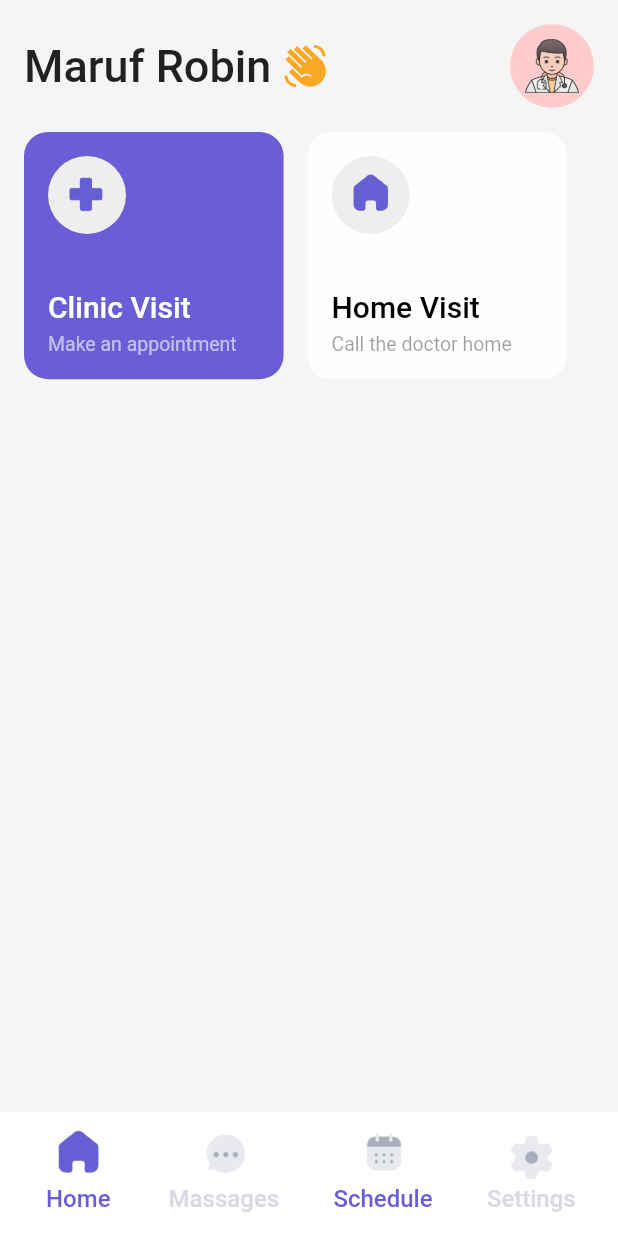
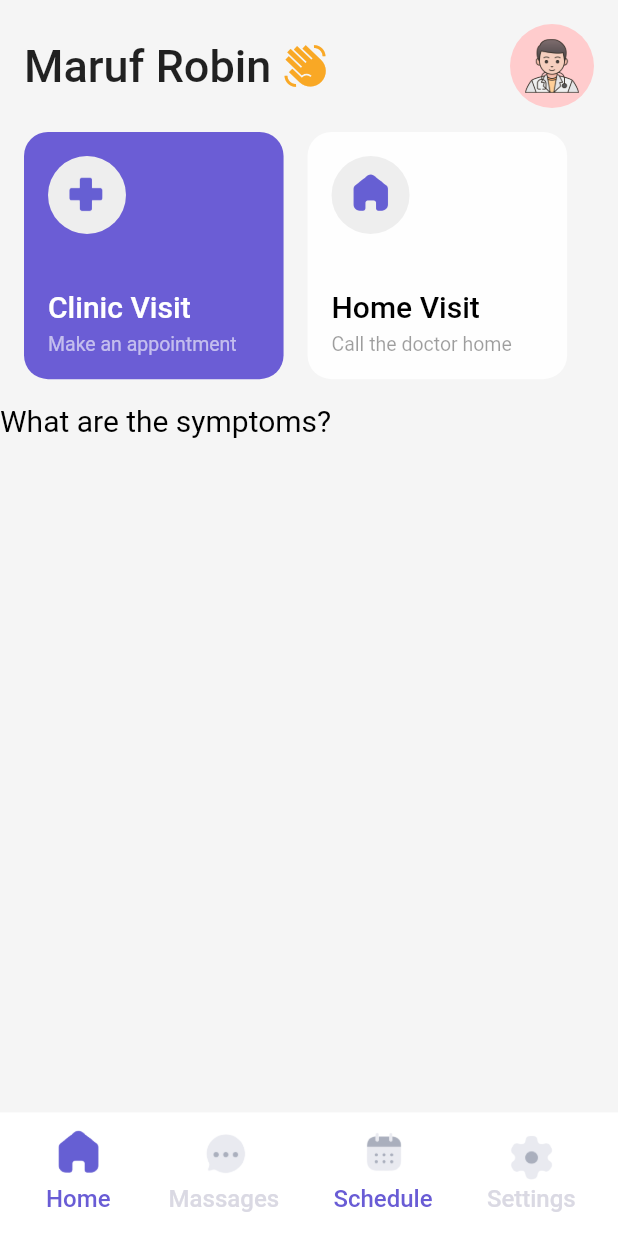
Before and after one commit to marufrobin/medical_app, a Flutter app: the screen it shows after launch, on a phone screen of 412 x 824 dp. Run offline on Flutter 3.47's test engine with Material 2 defaults, Android fonts, the phone set to English and light mode, and no system bars.

Commit message:
list view work after box.

```diff
--- a/lib/home_page.dart
+++ b/lib/home_page.dart
@@ -1,6 +1,7 @@
 import 'package:flutter/material.dart';
 import 'package:medical_app/bottom_nav_bar.dart';
 
+import 'model/list_view_after_box.dart';
 import 'model/model_data.dart';
 
 class HomePage extends StatelessWidget {
@@ -14,6 +15,8 @@ class HomePage extends StatelessWidget {
       child: Scaffold(
         backgroundColor: Color(0xffF5F5F5),
         body: Column(
+          crossAxisAlignment: CrossAxisAlignment.start,
+          // mainAxisAlignment: MainAxisAlignment.start,
           children: [
             Container(
                 padding: EdgeInsets.all(16),
@@ -51,7 +54,8 @@ class HomePage extends StatelessWidget {
                           Colors.black38),
                     ),
                   ])
-                ]))
+                ])),
+            ListViewOfAfterBox()
           ],
         ),
         bottomNavigationBar: BottomNavBar(),
--- /dev/null
+++ b/lib/model/list_view_after_box.dart
@@ -0,0 +1,17 @@
+import 'package:flutter/material.dart';
+
+class ListViewOfAfterBox extends StatelessWidget {
+  const ListViewOfAfterBox({
+    Key? key,
+  }) : super(key: key);
+
+  @override
+  Widget build(BuildContext context) {
+    return Container(
+      child: Text(
+        "What are the symptoms?",
+        style: TextStyle(color: Colors.black, fontSize: 20),
+      ),
+    );
+  }
+}
```
